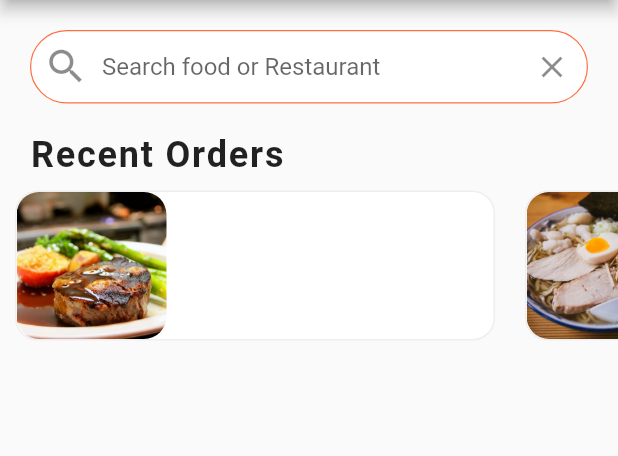
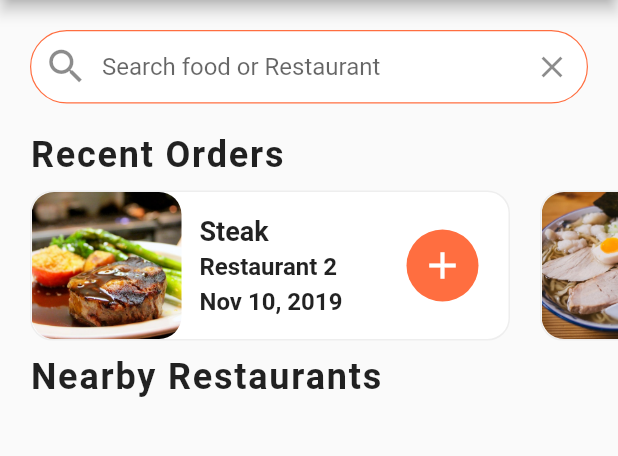
Before and after one commit to azazelyash/food_delivery_app, a Flutter app: the screen it shows after launch, on a phone screen of 412 x 824 dp, the part 84-540 px from its top. Run offline on Flutter 3.47's test engine with Material 2 defaults, Android fonts, the phone set to English and light mode, and no system bars.

Commit message:
Recent Orders Completed

```diff
--- a/lib/Screens/home_screen.dart
+++ b/lib/Screens/home_screen.dart
@@ -71,6 +71,22 @@ class _HomeScreenState extends State<HomeScreen> {
             ),
           ),
           RecentOrders(),
+          Column(
+            crossAxisAlignment: CrossAxisAlignment.start,
+            children: <Widget>[
+              Padding(
+                padding: EdgeInsets.symmetric(horizontal: 20.0),
+                child: Text(
+                  'Nearby Restaurants',
+                  style: TextStyle(
+                    fontSize: 24.0,
+                    fontWeight: FontWeight.w600,
+                    letterSpacing: 1.2,
+                  ),
+                ),
+              ),
+            ],
+          ),
         ],
       ),
     );
--- a/lib/widgets/recent_orders.dart
+++ b/lib/widgets/recent_orders.dart
@@ -16,7 +16,11 @@ class RecentOrders extends StatelessWidget {
         ),
       ),
       child: Row(
+        mainAxisAlignment: MainAxisAlignment.spaceBetween,
         children: <Widget>[
+          Expanded(
+            child: Row(
+              children: [
                 ClipRRect(
                   borderRadius: BorderRadius.circular(15.0),
                   child: Image(
@@ -26,9 +30,66 @@ class RecentOrders extends StatelessWidget {
                     image: AssetImage(order.food.imageUrl),
                   ),
                 ),
-          Column(
-            children: <Widget>[],
-          )
+                Expanded(
+                  child: Container(
+                    margin: EdgeInsets.all(12.0),
+                    child: Column(
+                      crossAxisAlignment: CrossAxisAlignment.start,
+                      mainAxisAlignment: MainAxisAlignment.center,
+                      children: <Widget>[
+                        Text(
+                          order.food.name,
+                          style: TextStyle(
+                            fontSize: 18.0,
+                            fontWeight: FontWeight.bold,
+                            overflow: TextOverflow.ellipsis,
+                          ),
+                        ),
+                        SizedBox(
+                          height: 4.0,
+                        ),
+                        Text(
+                          order.restaurant.name,
+                          style: TextStyle(
+                            fontSize: 16.0,
+                            fontWeight: FontWeight.w600,
+                            overflow: TextOverflow.ellipsis,
+                          ),
+                        ),
+                        SizedBox(
+                          height: 4.0,
+                        ),
+                        Text(
+                          order.date,
+                          style: TextStyle(
+                            fontSize: 16.0,
+                            fontWeight: FontWeight.w600,
+                            overflow: TextOverflow.ellipsis,
+                          ),
+                        ),
+                      ],
+                    ),
+                  ),
+                ),
+              ],
+            ),
+          ),
+          Container(
+            margin: EdgeInsets.only(right: 20.0),
+            width: 48.0,
+            decoration: BoxDecoration(
+              color: Theme.of(context).primaryColor,
+              borderRadius: BorderRadius.circular(30.0),
+            ),
+            child: IconButton(
+              icon: Icon(
+                Icons.add,
+                size: 30.0,
+                color: Colors.white,
+              ),
+              onPressed: () {},
+            ),
+          ),
         ],
       ),
     );
@@ -53,8 +114,10 @@ class RecentOrders extends StatelessWidget {
           ),
         ),
         Container(
+          padding: EdgeInsets.only(left: 10.0),
           height: 120.0,
           child: ListView.builder(
+            physics: BouncingScrollPhysics(),
             scrollDirection: Axis.horizontal,
             itemCount: currentUser.orders.length,
             itemBuilder: (BuildContext context, int index) {
```
Lines whose indentation alone changed are shown as unchanged.
